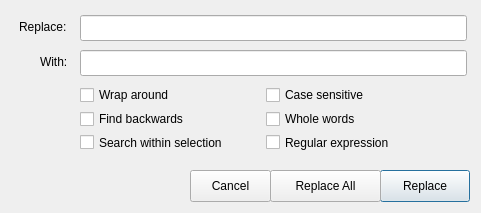
Above: Replace.ui from Sharpie/TeXworks before the change. Below: the same form after it.
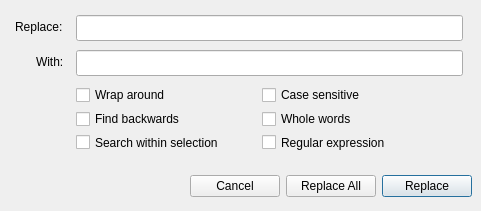
That is the form after the change.

Diff of the .ui file:
```diff
--- a/Replace.ui
+++ b/Replace.ui
@@ -9,7 +9,7 @@
     <x>0</x>
     <y>0</y>
     <width>481</width>
-    <height>213</height>
+    <height>211</height>
    </rect>
   </property>
   <property name="windowTitle" >
@@ -24,7 +24,7 @@
   <widget class="QLabel" name="label" >
    <property name="geometry" >
     <rect>
-     <x>19</x>
+     <x>15</x>
      <y>18</y>
      <width>52</width>
      <height>18</height>
@@ -37,7 +37,7 @@
   <widget class="QWidget" name="layoutWidget" >
    <property name="geometry" >
     <rect>
-     <x>80</x>
+     <x>76</x>
      <y>86</y>
      <width>169</width>
      <height>65</height>
@@ -70,7 +70,7 @@
   <widget class="QWidget" name="layoutWidget" >
    <property name="geometry" >
     <rect>
-     <x>266</x>
+     <x>262</x>
      <y>86</y>
      <width>144</width>
      <height>65</height>
@@ -103,7 +103,7 @@
   <widget class="QLineEdit" name="searchText" >
    <property name="geometry" >
     <rect>
-     <x>80</x>
+     <x>76</x>
      <y>15</y>
      <width>387</width>
      <height>26</height>
@@ -113,15 +113,15 @@
   <widget class="QLabel" name="regexStatus" >
    <property name="geometry" >
     <rect>
-     <x>286</x>
+     <x>282</x>
      <y>151</y>
-     <width>161</width>
+     <width>191</width>
      <height>17</height>
     </rect>
    </property>
    <property name="font" >
     <font>
-     <pointsize>10</pointsize>
+     <pointsize>9</pointsize>
     </font>
    </property>
    <property name="text" >
@@ -131,7 +131,7 @@
   <widget class="QLabel" name="label_2" >
    <property name="geometry" >
     <rect>
-     <x>40</x>
+     <x>36</x>
      <y>53</y>
      <width>32</width>
      <height>18</height>
@@ -144,54 +144,48 @@
   <widget class="QLineEdit" name="replaceText" >
    <property name="geometry" >
     <rect>
-     <x>80</x>
+     <x>76</x>
      <y>50</y>
      <width>387</width>
      <height>26</height>
     </rect>
    </property>
   </widget>
-  <widget class="QPushButton" name="pushButton_replace" >
-   <property name="geometry" >
-    <rect>
-     <x>380</x>
-     <y>170</y>
-     <width>90</width>
-     <height>32</height>
-    </rect>
-   </property>
-   <property name="text" >
-    <string>Replace</string>
-   </property>
-   <property name="default" >
-    <bool>true</bool>
-   </property>
-  </widget>
-  <widget class="QPushButton" name="pushButton_replaceAll" >
-   <property name="geometry" >
-    <rect>
-     <x>270</x>
-     <y>170</y>
-     <width>111</width>
-     <height>32</height>
-    </rect>
-   </property>
-   <property name="text" >
-    <string>Replace All</string>
-   </property>
-  </widget>
-  <widget class="QPushButton" name="pushButton_cancel" >
+  <widget class="QWidget" name="" >
    <property name="geometry" >
     <rect>
      <x>190</x>
      <y>170</y>
-     <width>81</width>
+     <width>282</width>
      <height>32</height>
     </rect>
    </property>
-   <property name="text" >
-    <string>Cancel</string>
-   </property>
+   <layout class="QHBoxLayout" >
+    <item>
+     <widget class="QPushButton" name="pushButton_cancel" >
+      <property name="text" >
+       <string>Cancel</string>
+      </property>
+     </widget>
+    </item>
+    <item>
+     <widget class="QPushButton" name="pushButton_replaceAll" >
+      <property name="text" >
+       <string>Replace All</string>
+      </property>
+     </widget>
+    </item>
+    <item>
+     <widget class="QPushButton" name="pushButton_replace" >
+      <property name="text" >
+       <string>Replace</string>
+      </property>
+      <property name="default" >
+       <bool>true</bool>
+      </property>
+     </widget>
+    </item>
+   </layout>
   </widget>
  </widget>
  <tabstops>
```
